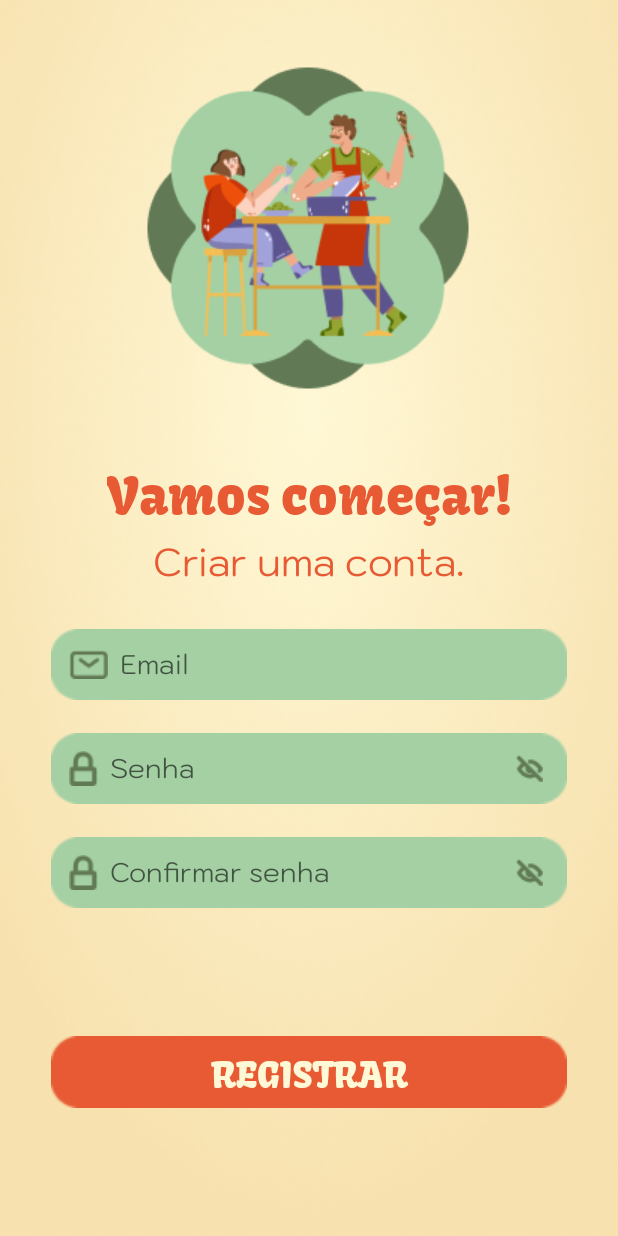
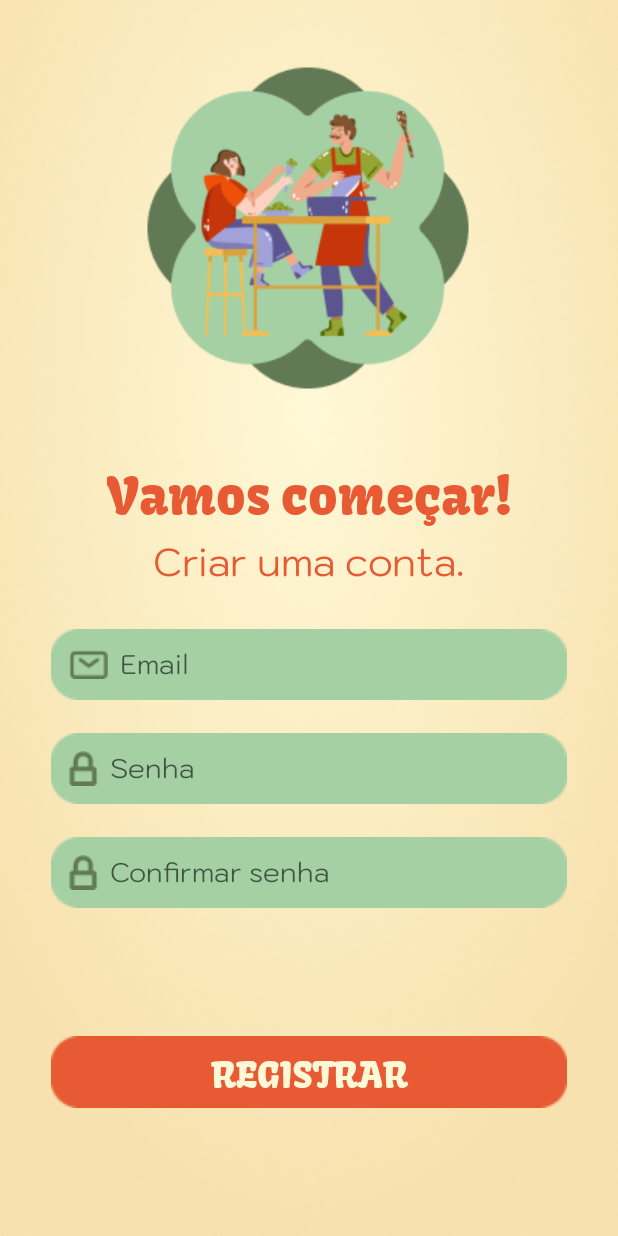
Before and after one commit to GabrielGiacometti/FoodCraftDMO, an Android app built with Jetpack Compose: the RegisterActivity screen opened directly, with no data from a screen before it, on a phone screen of 412 x 824 dp. Run offline under Robolectric (Android 15) with nearby library versions, the phone set to English and light mode, and no system bars.

Commit message:
change text color and remove eye_off button

```diff
--- a/app/src/main/res/layout/activity_register.xml
+++ b/app/src/main/res/layout/activity_register.xml
@@ -47,6 +47,7 @@
         android:layout_width="match_parent"
         android:layout_height="wrap_content"
         android:hint="@string/email"
+        android:textColor="@color/dark_green"
         android:drawableStart="@drawable/icon_mail"
         android:fontFamily="@font/kodchasan_regular"
         android:padding="8dp"
@@ -70,6 +71,7 @@
         android:hint="@string/password"
         android:drawableStart="@drawable/icon_lock"
         android:fontFamily="@font/kodchasan_regular"
+        android:textColor="@color/dark_green"
         android:padding="8dp"
         android:paddingStart="12dp"
         android:paddingEnd="12dp"
@@ -84,16 +86,6 @@
         app:layout_constraintStart_toStartOf="parent"
         app:layout_constraintTop_toBottomOf="@+id/editTextTextEmailAddress2" />
 
-    <ImageButton
-        android:id="@+id/imageButton2"
-        android:layout_width="wrap_content"
-        android:layout_height="wrap_content"
-        android:layout_marginEnd="16dp"
-        android:background="#00000000"
-        app:layout_constraintBottom_toBottomOf="@+id/editTextTextPassword"
-        app:layout_constraintEnd_toEndOf="@+id/editTextTextPassword"
-        app:layout_constraintTop_toTopOf="@+id/editTextTextPassword"
-        app:srcCompat="@drawable/icon_eye_off" />
 
     <EditText
         android:id="@+id/editTextTextConfirmPassword"
@@ -111,21 +103,11 @@
         android:background="@drawable/background_rectangle_green"
         android:layout_marginTop="22dp"
         android:ems="10"
+        android:textColor="@color/dark_green"
         android:inputType="textPassword"
         app:layout_constraintEnd_toEndOf="parent"
         app:layout_constraintStart_toStartOf="parent"
         app:layout_constraintTop_toBottomOf="@+id/editTextTextPassword" />
-
-    <ImageButton
-        android:id="@+id/imageButton3"
-        android:layout_width="wrap_content"
-        android:layout_height="wrap_content"
-        android:background="#00000000"
-        android:layout_marginEnd="16dp"
-        app:layout_constraintBottom_toBottomOf="@+id/editTextTextConfirmPassword"
-        app:layout_constraintEnd_toEndOf="@+id/editTextTextConfirmPassword"
-        app:layout_constraintTop_toTopOf="@+id/editTextTextConfirmPassword"
-        app:srcCompat="@drawable/icon_eye_off" />
 
     <Button
         android:id="@+id/button3"
```
